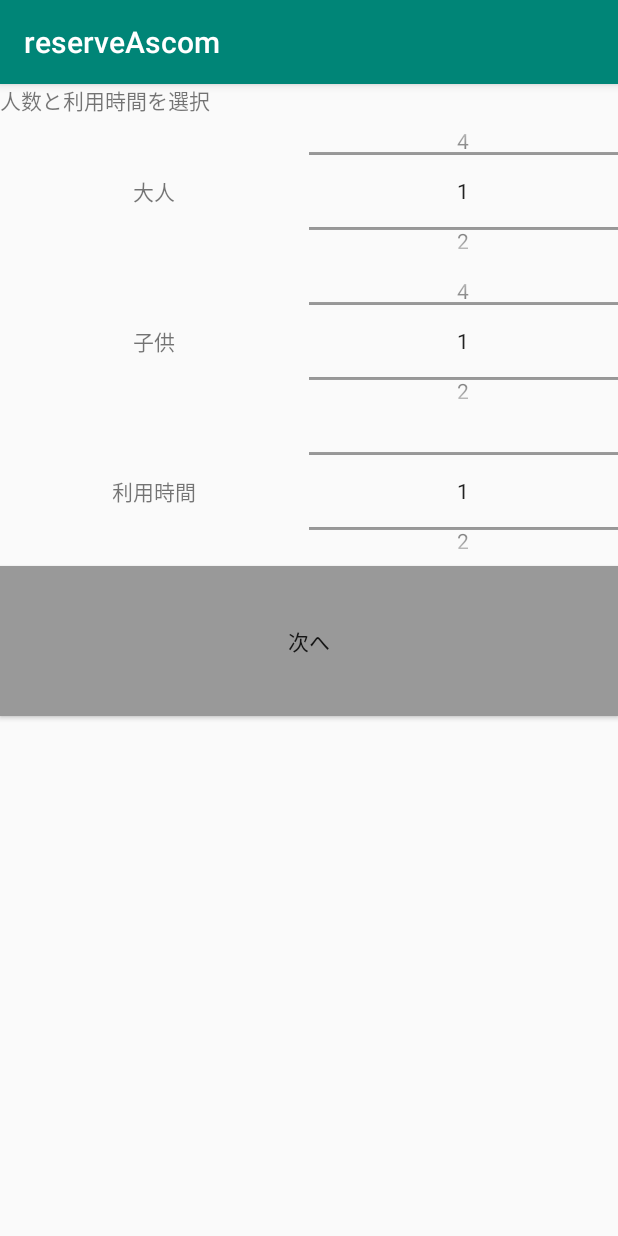
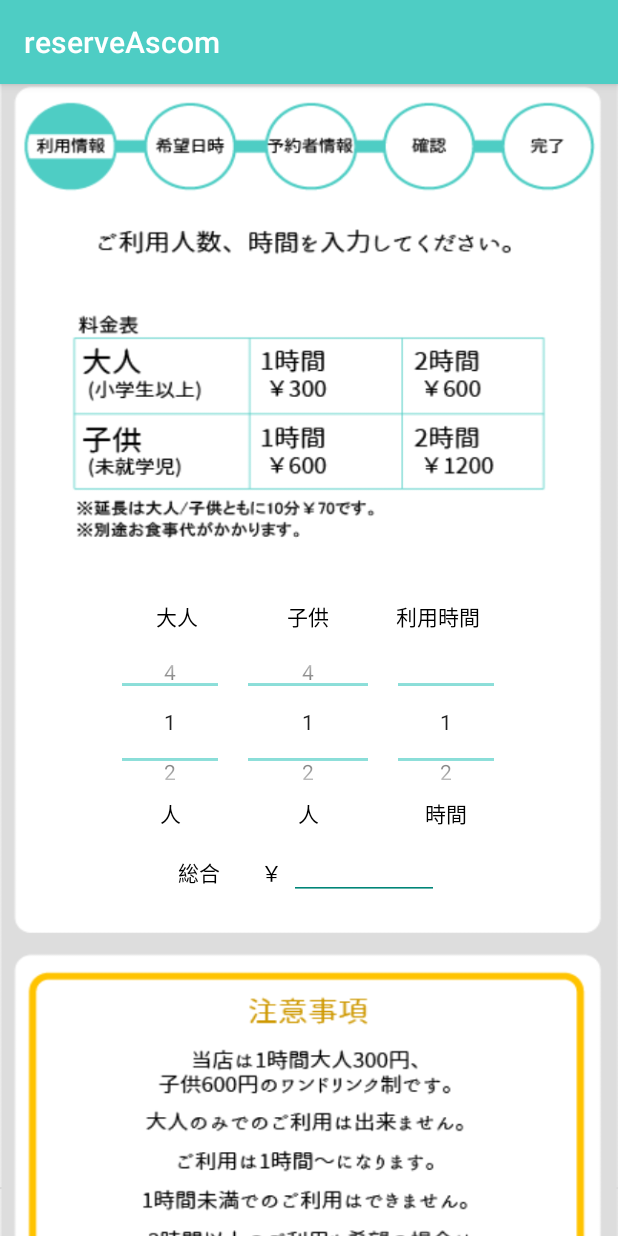
Before and after one commit to inr1064/reserveAscom, an Android app: the People_time screen opened directly, with no data from a screen before it, on a phone screen of 412 x 824 dp. Run offline under Robolectric (Android 15) with nearby library versions, the phone set to English and light mode, and no system bars.

Commit message:
jeong hyeonsoo 2018-11-20-09:05
1.introduce.java
2.MainActivity.java
3.MyNumberPicker.java
4.People_time.java
5.
main_layout.png
6.people_time_layout.png
7.susumu_button
8.activity_main.xml
9.people_time.xml
10.styles.xml
11.AndroidManifest.xml

```diff
--- a/app/src/main/AndroidManifest.xml
+++ b/app/src/main/AndroidManifest.xml
@@ -8,7 +8,9 @@
         android:label="@string/app_name"
         android:roundIcon="@mipmap/ic_launcher_round"
         android:supportsRtl="true"
-        android:theme="@style/AppTheme">
+        android:theme="@style/AppTheme"
+        android:largeHeap="true"
+        >
 
         <activity
             android:name=".SplashActivity"
--- a/app/src/main/java/a_s/com/co/reserveascom/Introduce.java
+++ b/app/src/main/java/a_s/com/co/reserveascom/Introduce.java
@@ -7,6 +7,7 @@ import android.support.v7.app.AppCompatActivity;
 import android.view.View;
 import android.widget.Button;
 
+//사용하지 않는 페이지 (잠시 보류중)
 public class Introduce extends AppCompatActivity {
 
     Button introBtn;
--- a/app/src/main/java/a_s/com/co/reserveascom/MainActivity.java
+++ b/app/src/main/java/a_s/com/co/reserveascom/MainActivity.java
@@ -1,4 +1,5 @@
 package a_s.com.co.reserveascom;
+
 
 import android.content.Intent;
 import android.support.v7.app.ActionBar;
@@ -7,28 +8,31 @@ import android.os.Bundle;
 import android.view.View;
 import android.widget.Button;
 
+
 public class MainActivity extends AppCompatActivity {
 
     Button mainBtn;
 
     @Override
     protected void onCreate(Bundle savedInstanceState) {
-        super.onCreate(savedInstanceState);
-        setContentView(R.layout.activity_main);
-
-
+        super.onCreate(savedInstanceState);        setContentView(R.layout.activity_main);
 
         mainBtn = (Button) findViewById(R.id.mainBtn);
 
         mainBtn.setOnClickListener(new View.OnClickListener() {
             @Override
             public void onClick(View view) {
-                Intent intent = new Intent(MainActivity.this,Introduce.class);
+                Intent intent = new Intent(MainActivity.this,People_time.class);
+
                 startActivity(intent);
+
             }
         });
 
         ActionBar actionBar = getSupportActionBar();
         actionBar.hide();
+
+
     }
+
 }
--- a/app/src/main/java/a_s/com/co/reserveascom/MyNumberPicker.java
+++ b/app/src/main/java/a_s/com/co/reserveascom/MyNumberPicker.java
@@ -1,5 +1,8 @@
 package a_s.com.co.reserveascom;
 import android.content.Context;
+import android.content.res.Resources;
+import android.graphics.Color;
+import android.graphics.drawable.ColorDrawable;
 import android.util.AttributeSet;
 import android.widget.NumberPicker;
 
@@ -25,14 +28,43 @@ public class MyNumberPicker extends NumberPicker {
         processAttributes(attrs);
     }
 
+    //jhs, NumberPickerLine Colorの変形
+    private void setDividerColor(NumberPicker picker, int color) {
+
+        java.lang.reflect.Field[] pickerFields = NumberPicker.class.getDeclaredFields();
+        for (java.lang.reflect.Field pf : pickerFields) {
+            if (pf.getName().equals("mSelectionDivider")) {
+                pf.setAccessible(true);
+                try {
+                    ColorDrawable colorDrawable = new ColorDrawable(color);
+                    pf.set(picker, colorDrawable);
+                } catch (IllegalArgumentException e) {
+                    e.printStackTrace();
+                } catch (Resources.NotFoundException e) {
+                    e.printStackTrace();
+                }
+                catch (IllegalAccessException e) {
+                    e.printStackTrace();
+                }
+                break;
+            }
+        }
+    }
+
     private void processAttributes(AttributeSet attrs) {
         this.setMinValue(attrs.getAttributeIntValue(null, "min", 0));
         this.setMaxValue(attrs.getAttributeIntValue(null, "max", 100));
         this.setValue(attrs.getAttributeIntValue(null, "initial", (this.getMaxValue() - this.getMinValue()) / 2));
+        setDividerColor(MyNumberPicker.this, Color.rgb(78,205,196)); //jhs, NumberPickerLine Colorの変形
+
     }
+
+
 
     public MyNumberPicker(Context context, AttributeSet attrs, int defStyleAttr) {
         super(context, attrs, defStyleAttr);
         processAttributes(attrs);
     }
+
+
 }
--- a/app/src/main/res/layout/activity_main.xml
+++ b/app/src/main/res/layout/activity_main.xml
@@ -31,15 +31,16 @@
                 android:layout_width="120dp"
                 android:layout_height="25dp"
                 android:layout_gravity="center"
-                android:layout_marginTop="240dp"
+                android:layout_marginTop="180dp"
                 android:background="@drawable/main_button"
                 />
 
             <ImageView
+                android:id="@+id/mainImage"
                 android:layout_width="wrap_content"
-                android:layout_height="900dp"
+                android:layout_height="1100dp"
                 android:layout_gravity="center"
-                android:src="@drawable/main_layout" />
+                android:background="@drawable/main_layout" />
 
 
         </FrameLayout>
--- a/app/src/main/res/layout/people_time.xml
+++ b/app/src/main/res/layout/people_time.xml
@@ -1,86 +1,191 @@
 <?xml version="1.0" encoding="utf-8"?>
-<LinearLayout xmlns:android="http://schemas.android.com/apk/res/android"
-    android:orientation="vertical" android:layout_width="match_parent"
+
+
+<ScrollView
+
+    xmlns:android="http://schemas.android.com/apk/res/android"
+    android:id="@+id/ScrollView2"
+    android:layout_width="match_parent"
+    android:layout_height="match_parent"
+    android:scrollbars="none"
+    >
+
+<RelativeLayout
+    xmlns:android="http://schemas.android.com/apk/res/android"
+    android:orientation="vertical"
+    android:layout_width="match_parent"
     android:layout_height="match_parent">
+
+    <FrameLayout
+        android:layout_width="match_parent"
+        android:layout_height="match_parent">
+
+    <Button
+        android:id="@+id/ptBtn"
+        android:layout_width="100dp"
+        android:layout_height="25dp"
+        android:layout_gravity="center"
+        android:layout_marginTop="400dp"
+        android:background="@drawable/susumu_button"
+
+        />
+
+     <ImageView
+         android:id="@+id/peopletimeImage"
+         android:layout_width="wrap_content"
+         android:layout_height="1100dp"
+         android:layout_gravity="center"
+         android:layout_marginTop="-52dp"
+         android:background="@drawable/people_time_layout"
+         />
+
+        <TableLayout
+            android:layout_width="250dp"
+            android:layout_height="200dp"
+            android:layout_gravity="center"
+            android:orientation="horizontal"
+            android:layout_marginTop="-80dp"
+            >
+
+            <TableRow
+                android:gravity="center"
+                >
+
                 <TextView
-        android:layout_width="match_parent"
+                    android:layout_width="wrap_content"
                     android:layout_height="wrap_content"
-        android:text="人数と利用時間を選択"
-        />
-    <LinearLayout
-        android:layout_width="match_parent"
-        android:layout_height="wrap_content"
-        android:orientation="horizontal"
-        >
-        <TextView
-            android:layout_width="match_parent"
-            android:layout_height="100dp"
                     android:gravity="center"
                     android:text="大人"
-            android:layout_weight="1"/>
+                    android:textColor="#000000"
+
+                    />
+
+
+                <TextView
+                    android:layout_width="wrap_content"
+                    android:layout_height="wrap_content"
+                    android:gravity="center"
+                    android:text="子供"
+                    android:textColor="#000000"
+                    />
+
+
+                <TextView
+                    android:layout_width="wrap_content"
+                    android:layout_height="wrap_content"
+                    android:gravity="center"
+                    android:text="利用時間"
+                    android:textColor="#000000"
+                    />
+
+
+            </TableRow>
+
+            <TableRow
+                android:gravity="center"
+                >
+
                 <a_s.com.co.reserveascom.MyNumberPicker
                     android:id="@+id/adult"
-            android:layout_width="match_parent"
-            android:layout_height="match_parent"
-            android:layout_weight="1"
-
-            max="4"
-            min="1"
-            initial="1"
-            />
-    </LinearLayout>
-    <LinearLayout
-        android:layout_width="match_parent"
-        android:layout_height="wrap_content"
-        android:orientation="horizontal"
-        >
-        <TextView
-            android:layout_width="match_parent"
+                    android:layout_width="wrap_content"
                     android:layout_height="100dp"
-            android:gravity="center"
-            android:text="子供"
-            android:layout_weight="1"/>
-        <a_s.com.co.reserveascom.MyNumberPicker
-            android:id="@+id/child"
-            android:layout_width="match_parent"
-            android:layout_height="match_parent"
-            android:layout_weight="1"
+                    android:solidColor="#ffffff"
+                    android:layout_marginRight="10dp"
                     max="4"
                     min="1"
                     initial="1"
                     />
 
-    </LinearLayout>
+                <a_s.com.co.reserveascom.MyNumberPicker
+                    android:id="@+id/child"
+                    android:layout_width="wrap_content"
+                    android:layout_height="100dp"
+                    android:layout_margin="10dp"
+                    android:solidColor="#ffffff"
+                    max="4"
+                    min="1"
+                    initial="1"
+                    />
 
-    <LinearLayout
-        android:layout_width="match_parent"
-        android:layout_height="wrap_content"
-        android:orientation="horizontal"
-        >
-        <TextView
-            android:layout_width="match_parent"
-            android:layout_height="100dp"
-            android:gravity="center"
-            android:text="利用時間"
-            android:layout_weight="1"/>
                 <a_s.com.co.reserveascom.MyNumberPicker
                     android:id="@+id/playTime"
                     android:layout_width="match_parent"
-            android:layout_height="match_parent"
-            android:layout_weight="1"
+                    android:layout_height="100dp"
+                    android:solidColor="#ffffff"
+                    android:layout_marginLeft="10dp"
                     max="2"
                     min="1"
                     initial="1"
                     />
 
+            </TableRow>
 
-    </LinearLayout>
-    <Button
-        android:id="@+id/ptBtn"
-        android:layout_width="match_parent"
-        android:layout_height="100dp"
-        android:background="#999999"
-        android:text="次へ"
+            <TableRow
+                android:gravity="center"
+                android:layout_marginTop="-10dp"
+                >
+                <TextView
+                    android:layout_width="wrap_content"
+                    android:layout_height="wrap_content"
+                    android:gravity="center"
+                    android:layout_marginRight="10dp"
+                    android:text="人"
+                    android:textColor="#000000"
+
                     />
 
-</LinearLayout>
+
+                <TextView
+                    android:layout_width="wrap_content"
+                    android:layout_height="wrap_content"
+                    android:gravity="center"
+                    android:text="人"
+                    android:textColor="#000000"
+                    />
+
+
+                <TextView
+                    android:layout_width="wrap_content"
+                    android:layout_height="wrap_content"
+                    android:gravity="center"
+                    android:layout_marginLeft="10dp"
+                    android:text="時間"
+                    android:textColor="#000000"
+                    />
+
+            </TableRow>
+
+            <TableRow
+                android:gravity="center"
+                android:layout_marginTop="10dp"
+                >
+
+                <TextView
+                    android:layout_width="wrap_content"
+                    android:layout_height="wrap_content"
+                    android:text="総合    　￥"
+
+                    android:textColor="#000000"
+                />
+                <EditText
+                    android:layout_width="100dp"
+                    android:layout_height="wrap_content"
+
+                    android:backgroundTint="@color/colorPrimary"
+                    android:focusableInTouchMode="false"
+                    />
+            </TableRow>
+
+
+
+        </TableLayout>
+
+
+
+    </FrameLayout>
+
+</RelativeLayout>
+
+
+
+</ScrollView>
--- a/app/src/main/res/values/styles.xml
+++ b/app/src/main/res/values/styles.xml
@@ -3,14 +3,18 @@
     <!-- Base application theme. -->
     <style name="AppTheme" parent="Base.Theme.AppCompat.Light.DarkActionBar">
         <!-- Customize your theme here. -->
-        <item name="colorPrimary">@color/colorPrimary</item>
+        <item name="colorPrimary">#4ecdc4</item>
         <item name="colorPrimaryDark">@color/colorPrimaryDark</item>
         <item name="colorAccent">@color/colorAccent</item>
     </style>
+
 
     <style name="SplashTheme" parent="@android:style/Theme.Light.NoTitleBar">
         <item name="android:windowBackground">@drawable/kikikids_title_splash</item>
     </style>
 
 
+
+
+
 </resources>
```
Also changed, not shown: app/src/main/java/a_s/com/co/reserveascom/People_time.java (+2 -5 lines), app/src/main/res/drawable/people_time_layout.png (added), app/src/main/res/drawable/susumu_button.png (added), 1 other file. Lines whose indentation alone changed are shown as unchanged.
